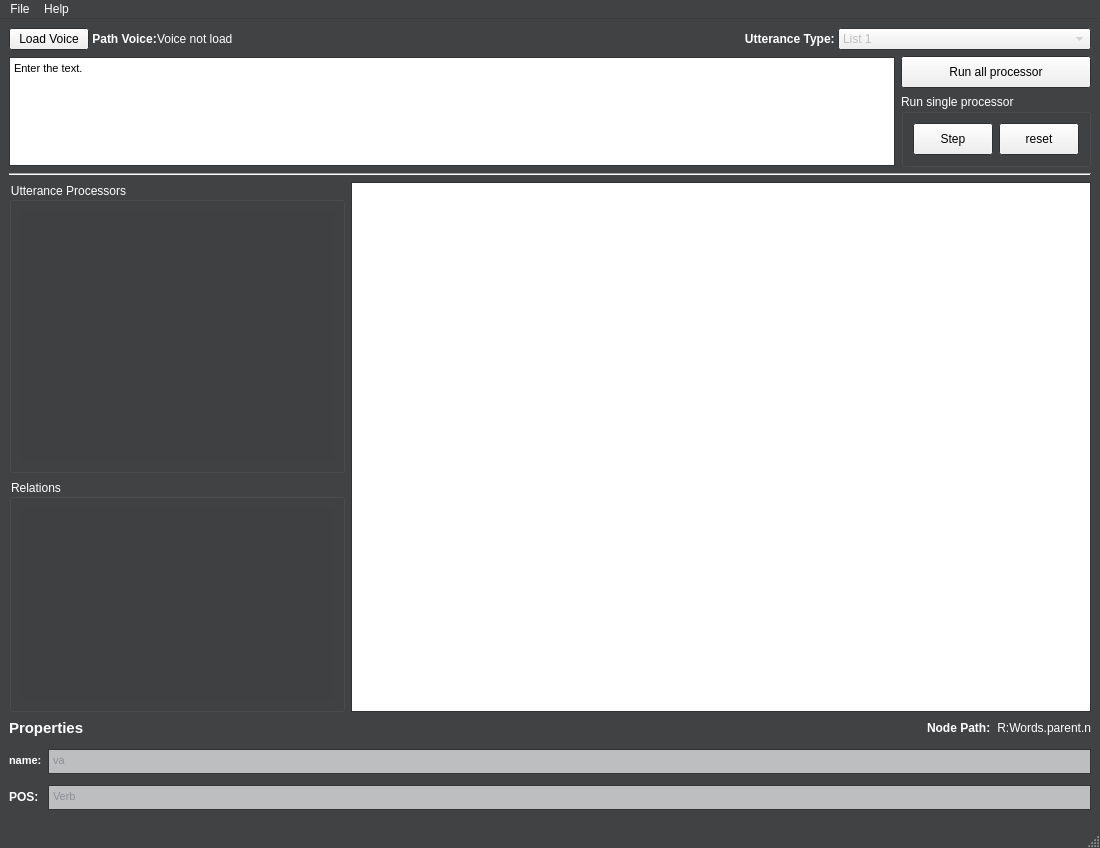
Above: DeSpeect/Qt/src/view.ui from graphiteSWE/Despeect-ProductBaseline before the change. Below: the same form after it.
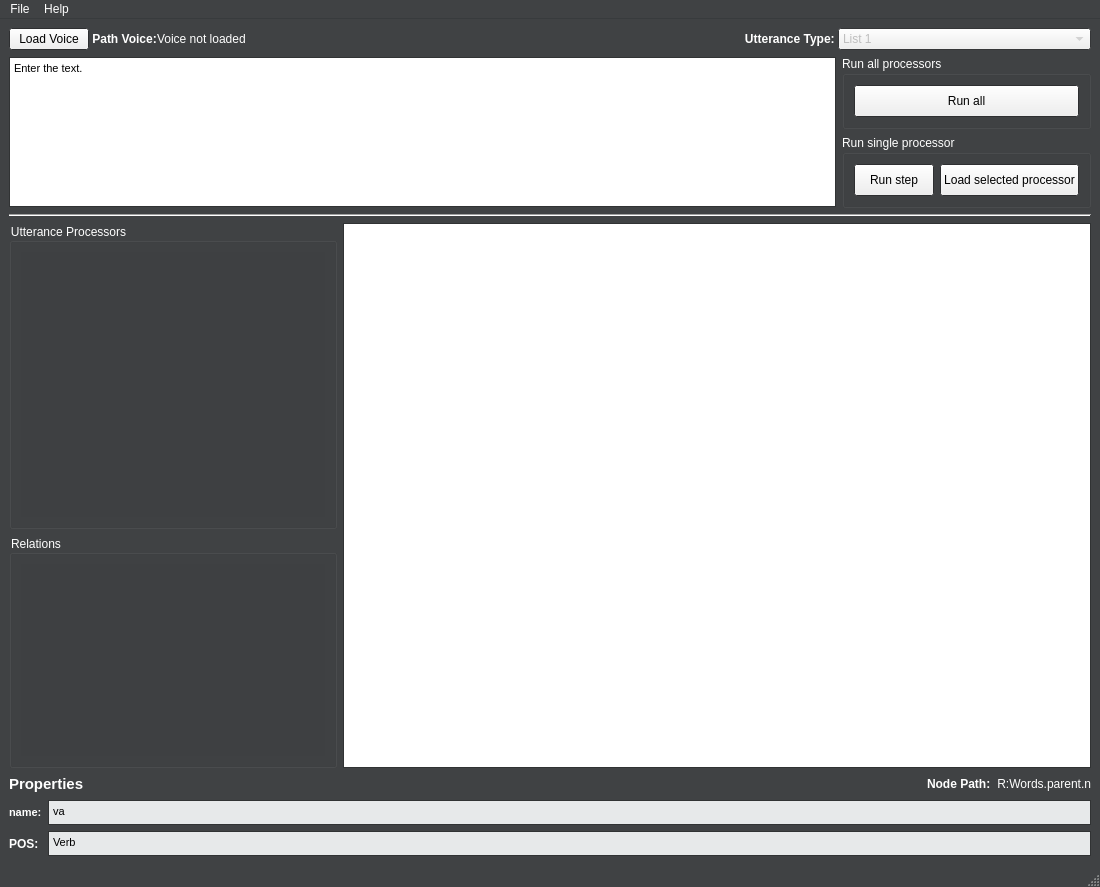
That is the form after the change. Icons and pictures are not drawn.

Diff of the .ui file:
```diff
--- a/DeSpeect/Qt/src/view.ui
+++ b/DeSpeect/Qt/src/view.ui
@@ -7,7 +7,7 @@
     <x>0</x>
     <y>0</y>
     <width>1100</width>
-    <height>848</height>
+    <height>887</height>
    </rect>
   </property>
   <property name="palette">
@@ -164,6 +164,9 @@
   </property>
   <widget class="QWidget" name="centralwidget">
    <layout class="QVBoxLayout" name="verticalLayout_3">
+    <property name="sizeConstraint">
+     <enum>QLayout::SetMaximumSize</enum>
+    </property>
     <item>
      <layout class="QVBoxLayout" name="LayoutSettings" stretch="0,0">
       <property name="spacing">
@@ -219,7 +222,7 @@
            </size>
           </property>
           <property name="text">
-           <string>Voice not load</string>
+           <string>Voice not loaded</string>
           </property>
          </widget>
         </item>
@@ -317,8 +320,8 @@
          <widget class="QTextEdit" name="UtteranceText">
           <property name="minimumSize">
            <size>
-            <width>857</width>
-            <height>109</height>
+            <width>805</width>
+            <height>150</height>
            </size>
           </property>
           <property name="maximumSize">
@@ -373,18 +376,18 @@
              <colorrole role="Text">
               <brush brushstyle="SolidPattern">
                <color alpha="255">
-                <red>139</red>
-                <green>144</green>
-                <blue>148</blue>
+                <red>0</red>
+                <green>0</green>
+                <blue>0</blue>
                </color>
               </brush>
              </colorrole>
              <colorrole role="Base">
               <brush brushstyle="SolidPattern">
                <color alpha="255">
-                <red>188</red>
-                <green>190</green>
-                <blue>191</blue>
+                <red>231</red>
+                <green>233</green>
+                <blue>234</blue>
                </color>
               </brush>
              </colorrole>
@@ -398,21 +401,33 @@
 &lt;/style&gt;&lt;/head&gt;&lt;body style=&quot; font-family:'Sans Serif'; font-size:9pt; font-weight:400; font-style:normal;&quot;&gt;
 &lt;p style=&quot; margin-top:0px; margin-bottom:0px; margin-left:0px; margin-right:0px; -qt-block-indent:0; text-indent:0px;&quot;&gt;&lt;span style=&quot; font-family:'MS Shell Dlg 2'; font-size:8.25pt;&quot;&gt;Enter the text.&lt;/span&gt;&lt;/p&gt;&lt;/body&gt;&lt;/html&gt;</string>
           </property>
+          <property name="placeholderText">
+           <string>Enter the text.</string>
+          </property>
          </widget>
         </item>
         <item>
          <layout class="QVBoxLayout" name="verticalLayout_4">
           <item>
-           <widget class="QPushButton" name="ExecuteAll">
-            <property name="minimumSize">
-             <size>
-              <width>0</width>
-              <height>32</height>
-             </size>
+           <widget class="QGroupBox" name="groupBox">
+            <property name="title">
+             <string>Run all processors</string>
             </property>
-            <property name="text">
-             <string>Run all processor</string>
-            </property>
+            <layout class="QHBoxLayout" name="horizontalLayout_5">
+             <item>
+              <widget class="QPushButton" name="ExecuteAll">
+               <property name="minimumSize">
+                <size>
+                 <width>0</width>
+                 <height>32</height>
+                </size>
+               </property>
+               <property name="text">
+                <string>Run all</string>
+               </property>
+              </widget>
+             </item>
+            </layout>
            </widget>
           </item>
           <item>
@@ -423,6 +438,9 @@
             <layout class="QHBoxLayout" name="horizontalLayout_6">
              <item>
               <widget class="QPushButton" name="ExecuteSingle">
+               <property name="enabled">
+                <bool>true</bool>
+               </property>
                <property name="minimumSize">
                 <size>
                  <width>0</width>
@@ -430,7 +448,7 @@
                 </size>
                </property>
                <property name="text">
-                <string>Step</string>
+                <string>Run step</string>
                </property>
                <property name="iconSize">
                 <size>
@@ -449,7 +467,7 @@
                 </size>
                </property>
                <property name="text">
-                <string>reset</string>
+                <string>Load selected processor</string>
                </property>
                <property name="iconSize">
                 <size>
@@ -477,8 +495,14 @@
     </item>
     <item>
      <layout class="QVBoxLayout" name="verticalLayout">
+      <property name="sizeConstraint">
+       <enum>QLayout::SetMaximumSize</enum>
+      </property>
       <item>
        <layout class="QHBoxLayout" name="horizontalLayout_3">
+        <property name="sizeConstraint">
+         <enum>QLayout::SetMaximumSize</enum>
+        </property>
         <item>
          <layout class="QVBoxLayout" name="verticalLayout_2">
           <property name="spacing">
@@ -492,6 +516,12 @@
           </property>
           <item>
            <widget class="QGroupBox" name="ProcessorGroupBox">
+            <property name="maximumSize">
+             <size>
+              <width>328</width>
+              <height>16777215</height>
+             </size>
+            </property>
             <property name="palette">
              <palette>
               <active>
@@ -598,6 +628,12 @@
              </property>
              <item>
               <widget class="QListView" name="ProcessorsView">
+               <property name="maximumSize">
+                <size>
+                 <width>16777215</width>
+                 <height>16777215</height>
+                </size>
+               </property>
                <property name="palette">
                 <palette>
                  <active>
@@ -735,6 +771,12 @@
             <property name="enabled">
              <bool>true</bool>
             </property>
+            <property name="maximumSize">
+             <size>
+              <width>328</width>
+              <height>16777215</height>
+             </size>
+            </property>
             <property name="styleSheet">
              <string notr="true">color:rgb(255, 255, 255);</string>
             </property>
@@ -747,6 +789,12 @@
             <layout class="QVBoxLayout" name="verticalLayout_5">
              <item>
               <widget class="QListView" name="relationsView">
+               <property name="maximumSize">
+                <size>
+                 <width>16777215</width>
+                 <height>16777215</height>
+                </size>
+               </property>
                <property name="palette">
                 <palette>
                  <active>
@@ -969,13 +1017,94 @@
        </layout>
       </item>
       <item>
-       <layout class="QFormLayout" name="formLayout">
-        <property name="labelAlignment">
-         <set>Qt::AlignLeading|Qt::AlignLeft|Qt::AlignTop</set>
+       <layout class="QGridLayout" name="gridLayout">
+        <property name="sizeConstraint">
+         <enum>QLayout::SetDefaultConstraint</enum>
         </property>
-        <property name="formAlignment">
-         <set>Qt::AlignLeading|Qt::AlignLeft|Qt::AlignTop</set>
-        </property>
+        <item row="0" column="1">
+         <widget class="QTextBrowser" name="textBrowser">
+          <property name="enabled">
+           <bool>false</bool>
+          </property>
+          <property name="maximumSize">
+           <size>
+            <width>16777215</width>
+            <height>25</height>
+           </size>
+          </property>
+          <property name="palette">
+           <palette>
+            <active>
+             <colorrole role="Text">
+              <brush brushstyle="SolidPattern">
+               <color alpha="255">
+                <red>0</red>
+                <green>0</green>
+                <blue>0</blue>
+               </color>
+              </brush>
+             </colorrole>
+             <colorrole role="Base">
+              <brush brushstyle="SolidPattern">
+               <color alpha="255">
+                <red>255</red>
+                <green>255</green>
+                <blue>255</blue>
+               </color>
+              </brush>
+             </colorrole>
+            </active>
+            <inactive>
+             <colorrole role="Text">
+              <brush brushstyle="SolidPattern">
+               <color alpha="255">
+                <red>0</red>
+                <green>0</green>
+                <blue>0</blue>
+               </color>
+              </brush>
+             </colorrole>
+             <colorrole role="Base">
+              <brush brushstyle="SolidPattern">
+               <color alpha="255">
+                <red>255</red>
+                <green>255</green>
+                <blue>255</blue>
+               </color>
+              </brush>
+             </colorrole>
+            </inactive>
+            <disabled>
+             <colorrole role="Text">
+              <brush brushstyle="SolidPattern">
+               <color alpha="255">
+                <red>0</red>
+                <green>0</green>
+                <blue>0</blue>
+               </color>
+              </brush>
+             </colorrole>
+             <colorrole role="Base">
+              <brush brushstyle="SolidPattern">
+               <color alpha="255">
+                <red>231</red>
+                <green>233</green>
+                <blue>234</blue>
+               </color>
+              </brush>
+             </colorrole>
+            </disabled>
+           </palette>
+          </property>
+          <property name="html">
+           <string>&lt;!DOCTYPE HTML PUBLIC &quot;-//W3C//DTD HTML 4.0//EN&quot; &quot;http://www.w3.org/TR/REC-html40/strict.dtd&quot;&gt;
+&lt;html&gt;&lt;head&gt;&lt;meta name=&quot;qrichtext&quot; content=&quot;1&quot; /&gt;&lt;style type=&quot;text/css&quot;&gt;
+p, li { white-space: pre-wrap; }
+&lt;/style&gt;&lt;/head&gt;&lt;body style=&quot; font-family:'Sans Serif'; font-size:9pt; font-weight:400; font-style:normal;&quot;&gt;
+&lt;p style=&quot; margin-top:0px; margin-bottom:0px; margin-left:0px; margin-right:0px; -qt-block-indent:0; text-indent:0px;&quot;&gt;&lt;span style=&quot; font-family:'MS Shell Dlg 2'; font-size:8.25pt;&quot;&gt;va&lt;/span&gt;&lt;/p&gt;&lt;/body&gt;&lt;/html&gt;</string>
+          </property>
+         </widget>
+        </item>
         <item row="0" column="0">
          <widget class="QLabel" name="label_6">
           <property name="font">
@@ -990,104 +1119,7 @@
           </property>
          </widget>
         </item>
-        <item row="0" column="1">
-         <widget class="QTextBrowser" name="textBrowser">
-          <property name="enabled">
-           <bool>false</bool>
-          </property>
-          <property name="maximumSize">
-           <size>
-            <width>16777215</width>
-            <height>25</height>
-           </size>
-          </property>
-          <property name="palette">
-           <palette>
-            <active>
-             <colorrole role="Text">
-              <brush brushstyle="SolidPattern">
-               <color alpha="255">
-                <red>0</red>
-                <green>0</green>
-                <blue>0</blue>
-               </color>
-              </brush>
-             </colorrole>
-             <colorrole role="Base">
-              <brush brushstyle="SolidPattern">
-               <color alpha="255">
-                <red>255</red>
-                <green>255</green>
-                <blue>255</blue>
-               </color>
-              </brush>
-             </colorrole>
-            </active>
-            <inactive>
-             <colorrole role="Text">
-              <brush brushstyle="SolidPattern">
-               <color alpha="255">
-                <red>0</red>
-                <green>0</green>
-                <blue>0</blue>
-               </color>
-              </brush>
-             </colorrole>
-             <colorrole role="Base">
-              <brush brushstyle="SolidPattern">
-               <color alpha="255">
-                <red>255</red>
-                <green>255</green>
-                <blue>255</blue>
-               </color>
-              </brush>
-             </colorrole>
-            </inactive>
-            <disabled>
-             <colorrole role="Text">
-              <brush brushstyle="SolidPattern">
-               <color alpha="255">
-                <red>139</red>
-                <green>144</green>
-                <blue>148</blue>
-               </color>
-              </brush>
-             </colorrole>
-             <colorrole role="Base">
-              <brush brushstyle="SolidPattern">
-               <color alpha="255">
-                <red>188</red>
-                <green>190</green>
-                <blue>191</blue>
-               </color>
-              </brush>
-             </colorrole>
-            </disabled>
-           </palette>
-          </property>
-          <property name="html">
-           <string>&lt;!DOCTYPE HTML PUBLIC &quot;-//W3C//DTD HTML 4.0//EN&quot; &quot;http://www.w3.org/TR/REC-html40/strict.dtd&quot;&gt;
-&lt;html&gt;&lt;head&gt;&lt;meta name=&quot;qrichtext&quot; content=&quot;1&quot; /&gt;&lt;style type=&quot;text/css&quot;&gt;
-p, li { white-space: pre-wrap; }
-&lt;/style&gt;&lt;/head&gt;&lt;body style=&quot; font-family:'Sans Serif'; font-size:9pt; font-weight:400; font-style:normal;&quot;&gt;
-&lt;p style=&quot; margin-top:0px; margin-bottom:0px; margin-left:0px; margin-right:0px; -qt-block-indent:0; text-indent:0px;&quot;&gt;&lt;span style=&quot; font-family:'MS Shell Dlg 2'; font-size:8.25pt;&quot;&gt;va&lt;/span&gt;&lt;/p&gt;&lt;/body&gt;&lt;/html&gt;</string>
-          </property>
-         </widget>
-        </item>
-        <item row="1" column="0">
-         <widget class="QLabel" name="label_7">
-          <property name="font">
-           <font>
-            <weight>75</weight>
-            <bold>true</bold>
-           </font>
-          </property>
-          <property name="text">
-           <string>POS:</string>
-          </property>
-         </widget>
-        </item>
-        <item row="1" column="1">
+        <item row="3" column="1">
          <widget class="QTextBrowser" name="textBrowser_2">
           <property name="enabled">
            <bool>false</bool>
@@ -1144,18 +1176,18 @@
              <colorrole role="Text">
               <brush brushstyle="SolidPattern">
                <color alpha="255">
-                <red>139</red>
-                <green>144</green>
-                <blue>148</blue>
+                <red>0</red>
+                <green>0</green>
+                <blue>0</blue>
                </color>
               </brush>
              </colorrole>
              <colorrole role="Base">
               <brush brushstyle="SolidPattern">
                <color alpha="255">
-                <red>188</red>
-                <green>190</green>
-                <blue>191</blue>
+                <red>231</red>
+                <green>233</green>
+                <blue>234</blue>
                </color>
               </brush>
              </colorrole>
@@ -1171,6 +1203,19 @@
           </property>
          </widget>
         </item>
+        <item row="3" column="0">
+         <widget class="QLabel" name="label_7">
+          <property name="font">
+           <font>
+            <weight>75</weight>
+            <bold>true</bold>
+           </font>
+          </property>
+          <property name="text">
+           <string>POS:</string>
+          </property>
+         </widget>
+        </item>
        </layout>
       </item>
      </layout>
```
Left out of the diff: 2 changed lines with no effect on the pictures.
